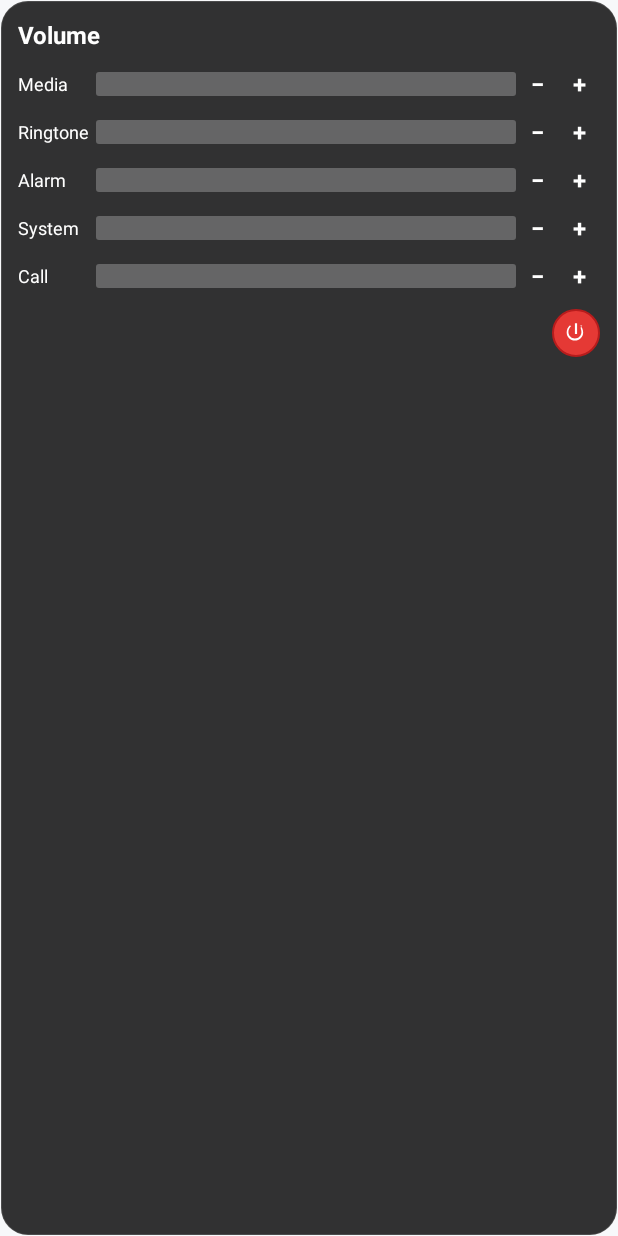
After one commit to i-am-sleepy/floaty-oppoa3s, an Android app: the layout widget_volume.xml on its own in the app's theme, with its tools: preview values and no code run, on a phone screen of 412 x 824 dp. The commit adds this screen. Run offline under Robolectric (Android 15) with nearby library versions, the phone set to English and light mode, and no system bars.

Commit message:
v1.5: home-screen volume widget (survives app kill, full panel, synced) + Keep-it-alive section

```diff
--- a/app/build.gradle
+++ b/app/build.gradle
@@ -16,8 +16,8 @@ android {
         applicationId 'com.floaty.volume'
         minSdk 26          // Android 8.0 Oreo and newer (8.x, 9, 10, 11, 12+)
         targetSdk 28       // Android 9 behaviour: overlay + foreground-service rules
-        versionCode 8
-        versionName '1.4.3'
+        versionCode 9
+        versionName '1.5'
     }
 
     signingConfigs {
--- a/app/src/main/java/com/floaty/volume/VolumePanel.kt
+++ b/app/src/main/java/com/floaty/volume/VolumePanel.kt
@@ -62,6 +62,10 @@ class VolumePanel(
 
     /** Guards against feedback loops while we programmatically set progress. */
     private var updating = false
+
+    /** True while the user is actively dragging a slider in this panel. */
+    var isTracking = false
+        private set
 
     /** Stream currently painted as selected, so we only repaint on change. */
     private var highlighted = Int.MIN_VALUE
@@ -275,12 +279,14 @@ class VolumePanel(
             }
 
             override fun onStartTrackingTouch(seekBar: SeekBar) {
+                isTracking = true
                 volume.targetStream = stream
                 highlightTarget()
                 updateTargetLabels()
             }
 
             override fun onStopTrackingTouch(seekBar: SeekBar) {
+                isTracking = false
                 // Commit the final value, then reconcile with what the system took.
                 volume.setFast(stream, seekBar.progress)
                 lastWriteAt = 0L
--- /dev/null
+++ b/app/src/main/res/drawable/bg_widget_dark.xml
@@ -0,0 +1,9 @@
+<?xml version="1.0" encoding="utf-8"?>
+<shape xmlns:android="http://schemas.android.com/apk/res/android"
+    android:shape="rectangle">
+    <solid android:color="@color/panel_card_bg" />
+    <corners android:radius="18dp" />
+    <stroke
+        android:width="1dp"
+        android:color="@color/divider_on_dark" />
+</shape>
--- /dev/null
+++ b/app/src/main/res/drawable/progress_white.xml
@@ -0,0 +1,21 @@
+<?xml version="1.0" encoding="utf-8"?>
+<!-- Horizontal progress bar for the widget: white fill on a faint track,
+     fixed 4dp line height so it renders identically in any launcher theme. -->
+<layer-list xmlns:android="http://schemas.android.com/apk/res/android">
+    <item android:id="@android:id/background">
+        <shape>
+            <solid android:color="#40FFFFFF" />
+            <corners android:radius="2dp" />
+            <size android:height="4dp" />
+        </shape>
+    </item>
+    <item android:id="@android:id/progress">
+        <clip>
+            <shape>
+                <solid android:color="@color/white" />
+                <corners android:radius="2dp" />
+                <size android:height="4dp" />
+            </shape>
+        </clip>
+    </item>
+</layer-list>
--- /dev/null
+++ b/app/src/main/res/layout/widget_volume.xml
@@ -0,0 +1,266 @@
+<?xml version="1.0" encoding="utf-8"?>
+<!-- Home-screen widget: a full volume panel that lives in the launcher's
+     process, so it survives an app kill. RemoteViews cannot host interactive
+     SeekBars, so each stream is a ProgressBar display with − / + buttons.
+     The values are the same system AudioManager streams the bubble panel
+     uses, so the two can never desync. -->
+<LinearLayout xmlns:android="http://schemas.android.com/apk/res/android"
+    android:layout_width="match_parent"
+    android:layout_height="match_parent"
+    android:background="@drawable/bg_widget_dark"
+    android:orientation="vertical"
+    android:padding="12dp">
+
+    <!-- Title: tap to open the full panel (starts the bubble if needed). -->
+    <TextView
+        android:id="@+id/wTitle"
+        android:layout_width="wrap_content"
+        android:layout_height="wrap_content"
+        android:text="@string/panel_title"
+        android:textColor="@color/white"
+        android:textSize="16sp"
+        android:textStyle="bold" />
+
+    <!-- Media -->
+    <LinearLayout
+        android:layout_width="match_parent"
+        android:layout_height="wrap_content"
+        android:layout_marginTop="8dp"
+        android:gravity="center_vertical"
+        android:orientation="horizontal">
+
+        <TextView
+            android:layout_width="52dp"
+            android:layout_height="wrap_content"
+            android:text="@string/stream_media"
+            android:textColor="@color/white"
+            android:textSize="12sp" />
+
+        <ProgressBar
+            android:id="@+id/wbarMedia"
+            style="?android:attr/progressBarStyleHorizontal"
+            android:layout_width="0dp"
+            android:layout_height="wrap_content"
+            android:layout_weight="1"
+            android:max="100"
+            android:progress="0"
+            android:progressDrawable="@drawable/progress_white" />
+
+        <TextView
+            android:id="@+id/wminusMedia"
+            android:layout_width="28dp"
+            android:layout_height="28dp"
+            android:gravity="center"
+            android:text="−"
+            android:textColor="@color/white"
+            android:textSize="16sp"
+            android:textStyle="bold" />
+
+        <TextView
+            android:id="@+id/wplusMedia"
+            android:layout_width="28dp"
+            android:layout_height="28dp"
+            android:gravity="center"
+            android:text="+"
+            android:textColor="@color/white"
+            android:textSize="16sp"
+            android:textStyle="bold" />
+    </LinearLayout>
+
+    <!-- Ringtone -->
+    <LinearLayout
+        android:layout_width="match_parent"
+        android:layout_height="wrap_content"
+        android:layout_marginTop="4dp"
+        android:gravity="center_vertical"
+        android:orientation="horizontal">
+
+        <TextView
+            android:layout_width="52dp"
+            android:layout_height="wrap_content"
+            android:text="@string/stream_ring"
+            android:textColor="@color/white"
+            android:textSize="12sp" />
+
+        <ProgressBar
+            android:id="@+id/wbarRing"
+            style="?android:attr/progressBarStyleHorizontal"
+            android:layout_width="0dp"
+            android:layout_height="wrap_content"
+            android:layout_weight="1"
+            android:max="100"
+            android:progress="0"
+            android:progressDrawable="@drawable/progress_white" />
+
+        <TextView
+            android:id="@+id/wminusRing"
+            android:layout_width="28dp"
+            android:layout_height="28dp"
+            android:gravity="center"
+            android:text="−"
+            android:textColor="@color/white"
+            android:textSize="16sp"
+            android:textStyle="bold" />
+
+        <TextView
+            android:id="@+id/wplusRing"
+            android:layout_width="28dp"
+            android:layout_height="28dp"
+            android:gravity="center"
+            android:text="+"
+            android:textColor="@color/white"
+            android:textSize="16sp"
+            android:textStyle="bold" />
+    </LinearLayout>
+
+    <!-- Alarm -->
+    <LinearLayout
+        android:layout_width="match_parent"
+        android:layout_height="wrap_content"
+        android:layout_marginTop="4dp"
+        android:gravity="center_vertical"
+        android:orientation="horizontal">
+
+        <TextView
+            android:layout_width="52dp"
+            android:layout_height="wrap_content"
+            android:text="@string/stream_alarm"
+            android:textColor="@color/white"
+            android:textSize="12sp" />
+
+        <ProgressBar
+            android:id="@+id/wbarAlarm"
+            style="?android:attr/progressBarStyleHorizontal"
+            android:layout_width="0dp"
+            android:layout_height="wrap_content"
+            android:layout_weight="1"
+            android:max="100"
+            android:progress="0"
+            android:progressDrawable="@drawable/progress_white" />
+
+        <TextView
+            android:id="@+id/wminusAlarm"
+            android:layout_width="28dp"
+            android:layout_height="28dp"
+            android:gravity="center"
+            android:text="−"
+            android:textColor="@color/white"
+            android:textSize="16sp"
+            android:textStyle="bold" />
+
+        <TextView
+            android:id="@+id/wplusAlarm"
+            android:layout_width="28dp"
+            android:layout_height="28dp"
+            android:gravity="center"
+            android:text="+"
+            android:textColor="@color/white"
+            android:textSize="16sp"
+            android:textStyle="bold" />
+    </LinearLayout>
+
+    <!-- System -->
+    <LinearLayout
+        android:layout_width="match_parent"
+        android:layout_height="wrap_content"
+        android:layout_marginTop="4dp"
+        android:gravity="center_vertical"
+        android:orientation="horizontal">
+
+        <TextView
+            android:layout_width="52dp"
+            android:layout_height="wrap_content"
+            android:text="@string/stream_system"
+            android:textColor="@color/white"
+            android:textSize="12sp" />
+
+        <ProgressBar
+            android:id="@+id/wbarSystem"
+            style="?android:attr/progressBarStyleHorizontal"
+            android:layout_width="0dp"
+            android:layout_height="wrap_content"
+            android:layout_weight="1"
+            android:max="100"
+            android:progress="0"
+            android:progressDrawable="@drawable/progress_white" />
+
+        <TextView
+            android:id="@+id/wminusSystem"
+            android:layout_width="28dp"
+            android:layout_height="28dp"
+            android:gravity="center"
+            android:text="−"
+            android:textColor="@color/white"
+            android:textSize="16sp"
+            android:textStyle="bold" />
+
+        <TextView
+            android:id="@+id/wplusSystem"
+            android:layout_width="28dp"
+            android:layout_height="28dp"
+            android:gravity="center"
+            android:text="+"
+            android:textColor="@color/white"
+            android:textSize="16sp"
+            android:textStyle="bold" />
+    </LinearLayout>
+
+    <!-- Call -->
+    <LinearLayout
+        android:layout_width="match_parent"
+        android:layout_height="wrap_content"
+        android:layout_marginTop="4dp"
+        android:gravity="center_vertical"
+        android:orientation="horizontal">
+
+        <TextView
+            android:layout_width="52dp"
+            android:layout_height="wrap_content"
+            android:text="@string/stream_call"
+            android:textColor="@color/white"
+            android:textSize="12sp" />
+
+        <ProgressBar
+            android:id="@+id/wbarCall"
+            style="?android:attr/progressBarStyleHorizontal"
+            android:layout_width="0dp"
+            android:layout_height="wrap_content"
+            android:layout_weight="1"
+            android:max="100"
+            android:progress="0"
+            android:progressDrawable="@drawable/progress_white" />
+
+        <TextView
+            android:id="@+id/wminusCall"
+            android:layout_width="28dp"
+            android:layout_height="28dp"
+            android:gravity="center"
+            android:text="−"
+            android:textColor="@color/white"
+            android:textSize="16sp"
+            android:textStyle="bold" />
+
+        <TextView
+            android:id="@+id/wplusCall"
+            android:layout_width="28dp"
+            android:layout_height="28dp"
+            android:gravity="center"
+            android:text="+"
+            android:textColor="@color/white"
+            android:textSize="16sp"
+            android:textStyle="bold" />
+    </LinearLayout>
+
+    <!-- Power: terminate the whole tool (or start it if it is off). -->
+    <ImageButton
+        android:id="@+id/wbtnPower"
+        android:layout_width="32dp"
+        android:layout_height="32dp"
+        android:layout_gravity="end"
+        android:layout_marginTop="8dp"
+        android:background="@drawable/bg_button_power"
+        android:contentDescription="@string/panel_power"
+        android:padding="7dp"
+        android:scaleType="fitCenter"
+        android:src="@drawable/ic_power" />
+</LinearLayout>
--- a/app/src/main/res/values/strings.xml
+++ b/app/src/main/res/values/strings.xml
@@ -25,9 +25,13 @@
     <string name="panel_opacity_label">Panel opacity</string>
 
     <string name="autostart_title">5. Autostart after reboot</string>
-    <string name="autostart_body">The bubble restarts itself after a reboot or an app update. If it does not, open the ColorOS autostart switch below and also lock this app in recents (swipe up → app info → \"Don\'t optimize\").</string>
+    <string name="autostart_body">The bubble restarts itself after a reboot or an app update. If it does not, open the ColorOS autostart switch below.</string>
     <string name="autostart_button">Open autostart settings</string>
     <string name="autostart_unavailable">Open Settings → Apps → Autostart manually and enable Floaty Volume.</string>
+
+    <string name="alive_title">6. Keep it alive</string>
+    <string name="alive_body">Android lets you close apps from the Recents screen, and no app can stop that. Two ways to keep the bubble up:\n\n• Lock it in Recents: swipe up, long-press the Floaty Volume card, tap Lock. It can no longer be swiped away.\n\n• Add the home-screen widget: it lives in the launcher, so it survives an app kill. Tap its title to bring the bubble back, or use its − / + buttons to change volume directly.</string>
+    <string name="widget_description">Volume panel that survives app kills. Tap the title to start the bubble; use − / + to adjust each stream.</string>
 
     <string name="notification_channel">Floaty Volume</string>
     <string name="notification_title">Floaty Volume is running</string>
```
Also changed, not shown: app/src/main/AndroidManifest.xml (+13 -0 lines), app/src/main/java/com/floaty/volume/FloatyService.kt (+22 -2 lines), app/src/main/java/com/floaty/volume/VolumeWidgetProvider.kt (added, +198 -0 lines), app/src/main/res/layout/activity_main.xml (+23 -0 lines), app/src/main/res/xml/widget_volume_info.xml (added, +12 -0 lines), 1 other file.
